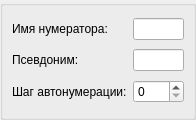
Qt form src/plugins/modeleride/numeratorwidget.ui (rdnvndr/raindrop) before a commit.
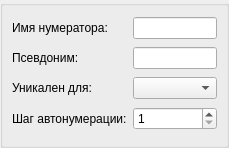
The same form after that commit.

What changed in the file:
```diff
--- a/src/plugins/modeleride/numeratorwidget.ui
+++ b/src/plugins/modeleride/numeratorwidget.ui
@@ -6,8 +6,8 @@
    <rect>
     <x>0</x>
     <y>0</y>
-    <width>196</width>
-    <height>120</height>
+    <width>229</width>
+    <height>148</height>
    </rect>
   </property>
   <property name="windowTitle">
@@ -32,6 +32,19 @@
       <string/>
      </property>
      <layout class="QGridLayout" name="gridLayout">
+      <item row="0" column="1">
+       <widget class="QLineEdit" name="numeratorNameLineEdit"/>
+      </item>
+      <item row="3" column="0">
+       <widget class="QLabel" name="numeratorStepLabel">
+        <property name="text">
+         <string>Шаг автонумерации:</string>
+        </property>
+       </widget>
+      </item>
+      <item row="1" column="1">
+       <widget class="QLineEdit" name="numeratorAliasLineEdit"/>
+      </item>
       <item row="0" column="0">
        <widget class="QLabel" name="numeratorNameLabel">
         <property name="text">
@@ -39,9 +52,6 @@
         </property>
        </widget>
       </item>
-      <item row="0" column="1">
-       <widget class="QLineEdit" name="numeratorNameLineEdit"/>
-      </item>
       <item row="1" column="0">
        <widget class="QLabel" name="numeratorAliasLabel">
         <property name="text">
@@ -49,18 +59,22 @@
         </property>
        </widget>
       </item>
-      <item row="1" column="1">
-       <widget class="QLineEdit" name="numeratorAliasLineEdit"/>
+      <item row="3" column="1">
+       <widget class="QSpinBox" name="numeratorStepSpinBox">
+        <property name="minimum">
+         <number>1</number>
+        </property>
+       </widget>
       </item>
       <item row="2" column="0">
-       <widget class="QLabel" name="numeratorStepLabel">
+       <widget class="QLabel" name="numeratorUniqueLabel">
         <property name="text">
-         <string>Шаг автонумерации:</string>
+         <string>Уникален для:</string>
         </property>
        </widget>
       </item>
       <item row="2" column="1">
-       <widget class="QSpinBox" name="numeratorStepSpinBox"/>
+       <widget class="QComboBox" name="numeratorUniqueComboBox"/>
       </item>
      </layout>
     </widget>
```
